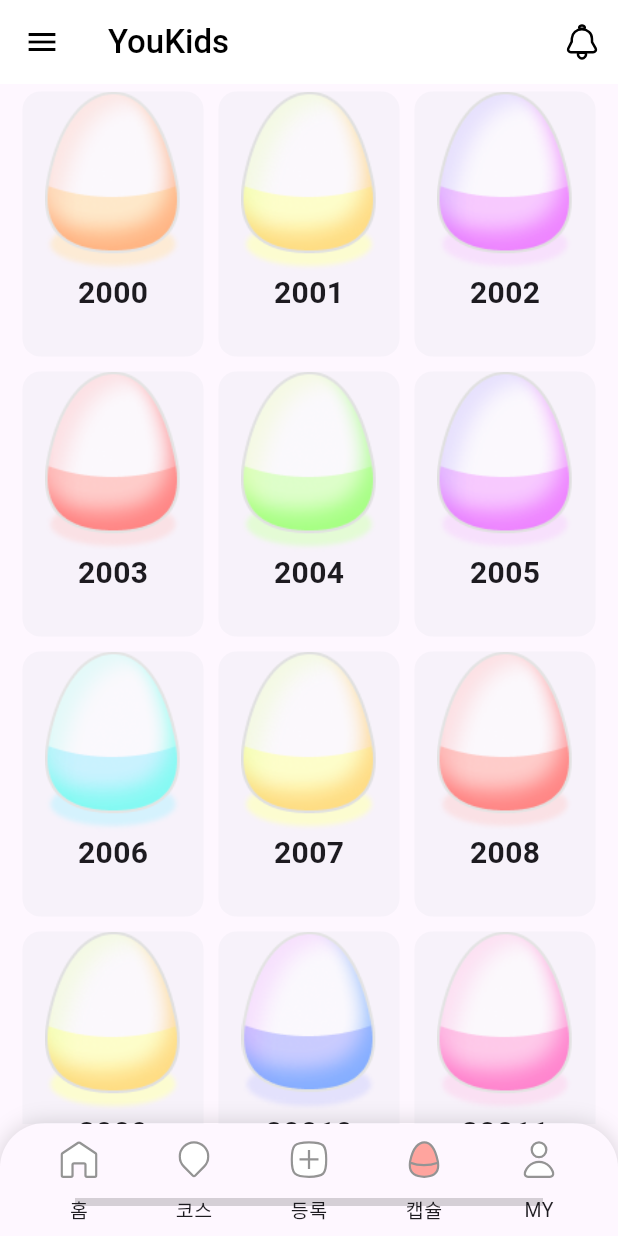
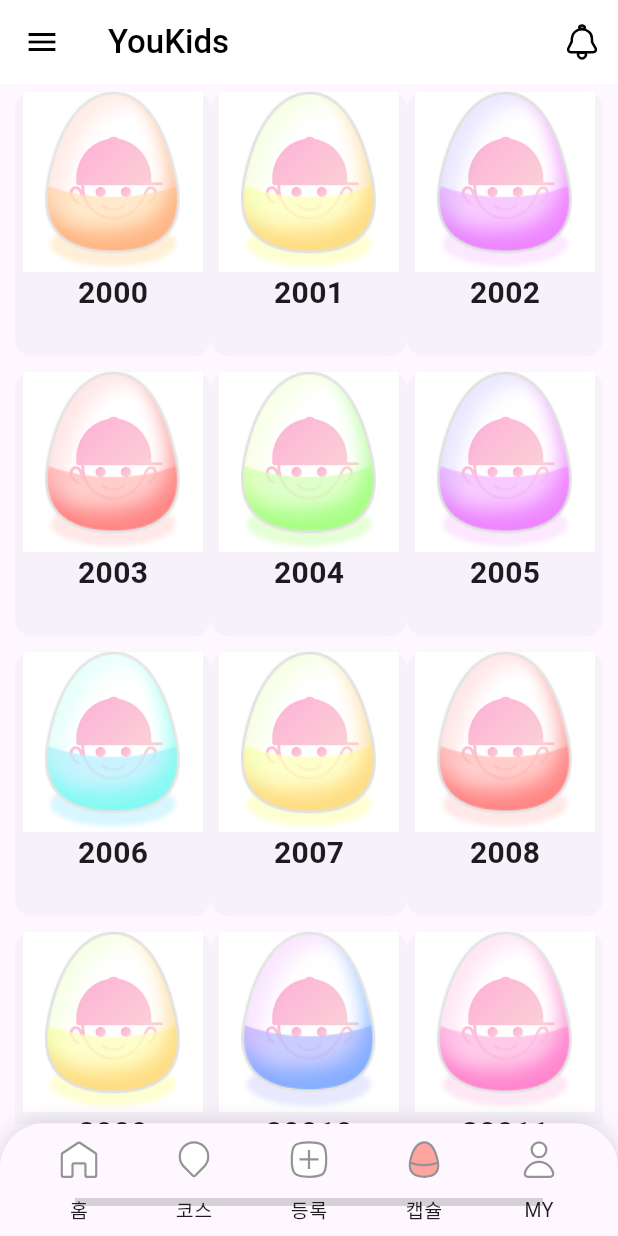
Before and after one commit to 2017tae/youkids, a Flutter app: the CapsuleScreen screen opened directly, on a phone screen of 412 x 824 dp. Run offline on Flutter 3.47's test engine with Material 2 defaults, Android fonts, the light colour scheme and no system bars; our stand-ins replace auth_buttons, carousel_slider, flutter_dotenv, flutter_rating_bar, flutter_secure_storage, flutter_svg and 4 more; missing offline and left inert: flutter_naver_map, kakao_flutter_sdk_navi; accounts and stored records are empty; network calls fail; Roboto replaces fonts that are missing (Pretendard); project files that could hold a hidden picture were left out.

Commit message:
:iphone: Design: 캡슐 이미지 겹치기
- 캡슐의 속 이미지와 겉 이미지 겹치게 하기

```diff
--- a/frontend/lib/src/screens/capsule/capsule_list_screen.dart
+++ b/frontend/lib/src/screens/capsule/capsule_list_screen.dart
@@ -32,9 +32,7 @@ class _CapsuleListScreenState extends State<CapsuleListScreen> {
   Widget build(BuildContext context) {
     return GridView.builder(
       gridDelegate: SliverGridDelegateWithFixedCrossAxisCount(
-        crossAxisCount: 3,
-        childAspectRatio: 0.7
-      ),
+          crossAxisCount: 3, childAspectRatio: 0.7),
       itemCount: capsules.length,
       itemBuilder: (BuildContext context, int index) {
         final capsuleImage =
@@ -50,16 +48,27 @@ class _CapsuleListScreenState extends State<CapsuleListScreen> {
           },
           child: Card(
             elevation: 0,
-            margin: EdgeInsets.all(5.0),
+            margin: EdgeInsets.symmetric(vertical: 5.0),
             child: Column(
               mainAxisAlignment: MainAxisAlignment.start,
               children: [
                 Flexible(
-                  child: Image.asset(
-                    'lib/src/assets/icons/$capsuleImage',
-                    width: 120,
-                    height: 120,
-                    fit: BoxFit.fitHeight,
+                  child: Stack(
+                    alignment: Alignment.center,
+                    children: [
+                      Image.asset(
+                        'lib/src/assets/icons/logo_foreground.png',
+                        width: 120,
+                        height: 120,
+                        fit: BoxFit.fitHeight,
+                      ),
+                      Image.asset(
+                        'lib/src/assets/icons/$capsuleImage',
+                        width: 120,
+                        height: 120,
+                        fit: BoxFit.fitHeight,
+                      ),
+                    ],
                   ),
                   flex: 5,
                 ),
@@ -71,7 +80,7 @@ class _CapsuleListScreenState extends State<CapsuleListScreen> {
                       fontWeight: FontWeight.bold,
                     ),
                   ),
-                  flex:1
+                  flex: 1,
                 ),
               ],
             ),
```
